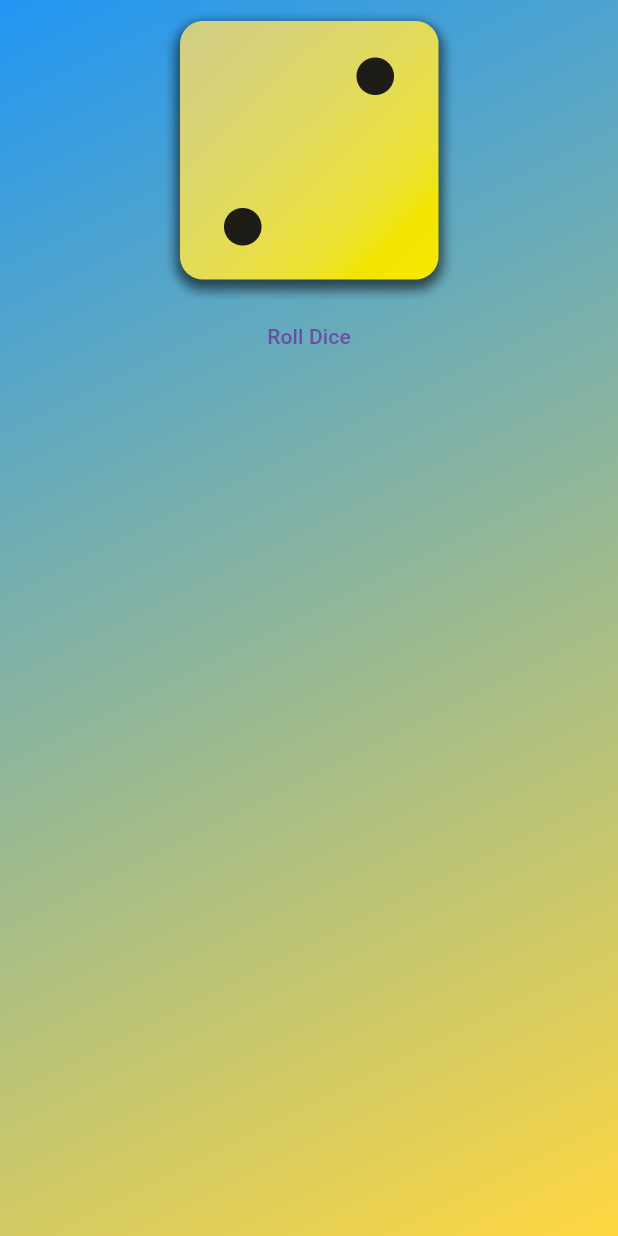
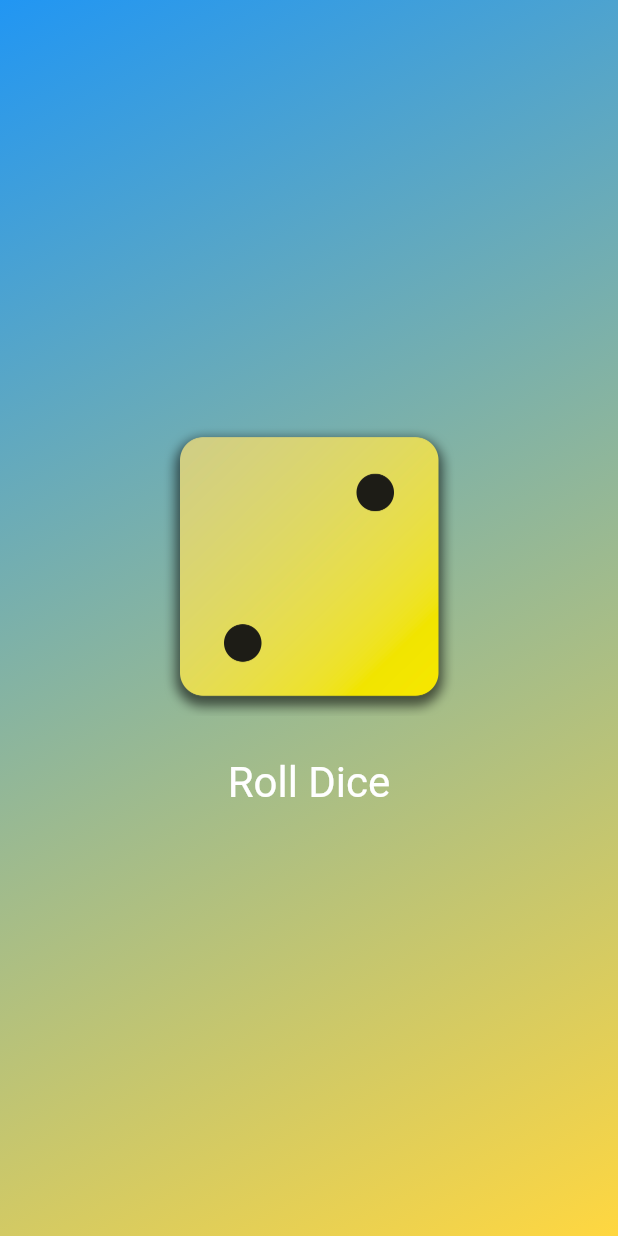
Before and after one commit to nyi-nyi-zin/Flutter-Dart---The-Complete-Guide-2025-Edition-, a Flutter app: the screen it shows after launch, on a phone screen of 412 x 824 dp. Run offline on Flutter 3.47's test engine with Material 3 defaults, Android fonts, the phone set to English and light mode, and no system bars.

Commit message:
48. Styling Buttons & Working with Padding

```diff
--- a/lib/gradient_container.dart
+++ b/lib/gradient_container.dart
@@ -22,9 +22,19 @@ class GradientContainer extends StatelessWidget {
       ),
       child: Center(
         child: Column(
+          mainAxisSize: MainAxisSize.min,
           children: [
             Image.asset('assets/images/dice-2.png', width: 200),
-            TextButton(onPressed: rollDice, child: const Text('Roll Dice')),
+            const SizedBox(height: 20),
+            TextButton(
+              onPressed: rollDice,
+              style: TextButton.styleFrom(
+                // padding: const EdgeInsets.only(top: 20),
+                foregroundColor: Colors.white,
+                textStyle: const TextStyle(fontSize: 28),
+              ),
+              child: const Text('Roll Dice'),
+            ),
           ],
         ),
       ),
```
